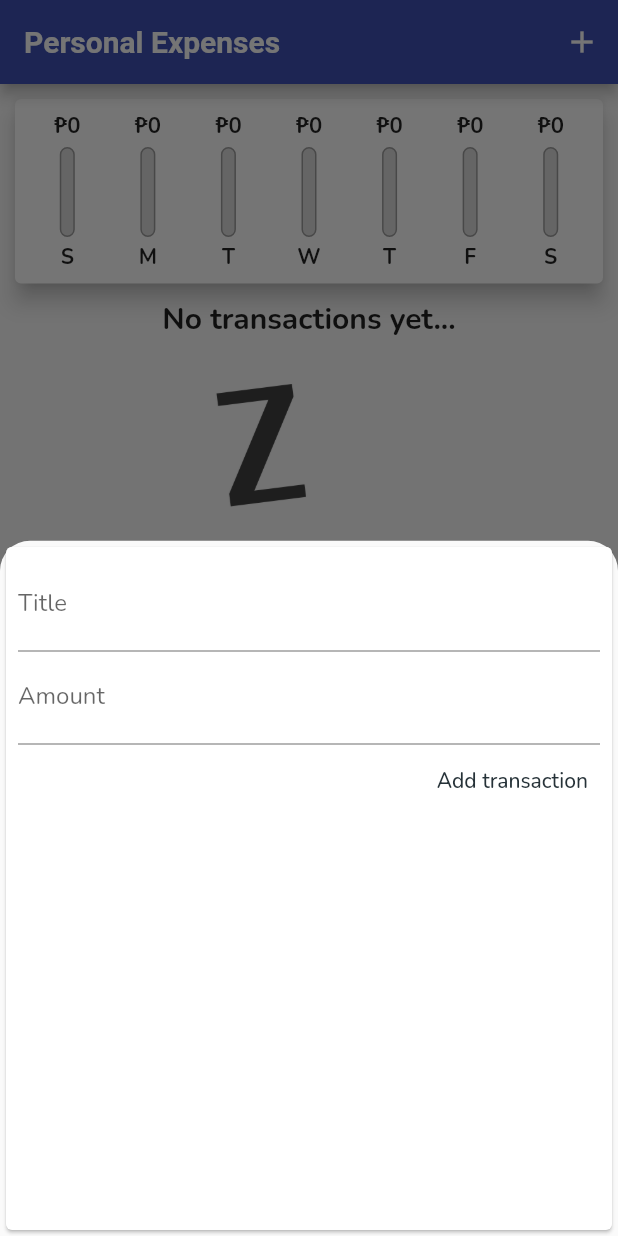
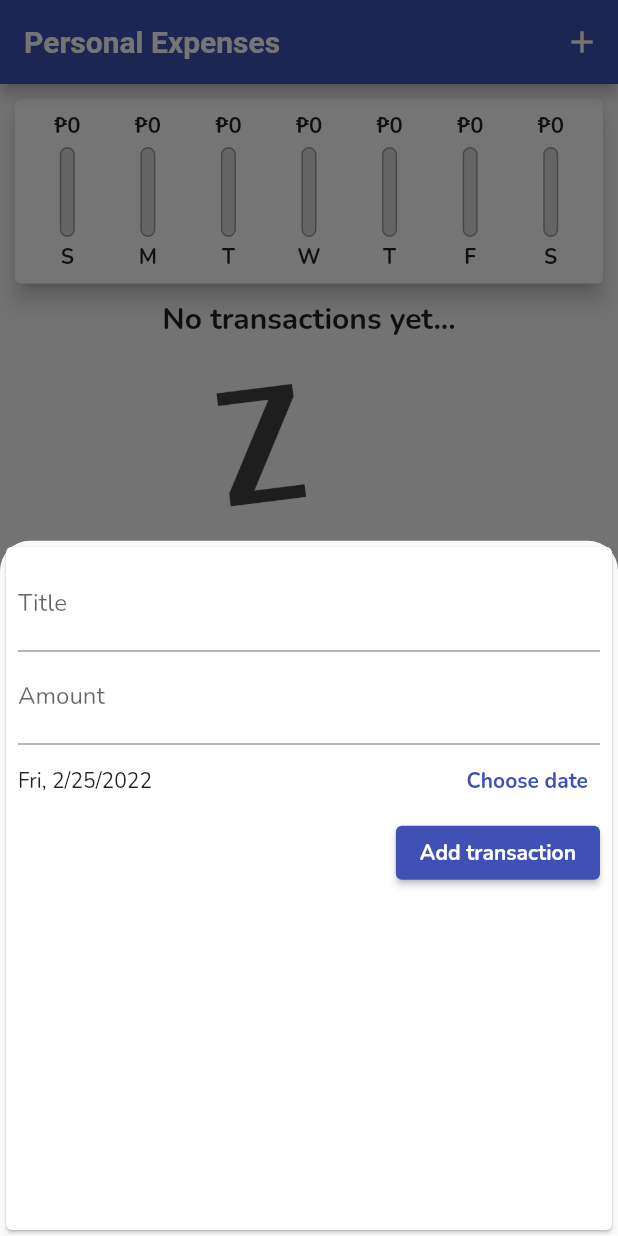
Before and after one commit to johnkevinlosito/personal_expenses_flutter, a Flutter app: the screen it shows after launch, after a tap on the "add" icon, on a phone screen of 412 x 824 dp. Run offline on Flutter 3.47's test engine with Material 2 defaults, Android fonts, the phone set to English and light mode, and no system bars; Roboto replaces fonts that are missing (OpenSans).

Commit message:
added datepicker

```diff
--- a/lib/main.dart
+++ b/lib/main.dart
@@ -81,12 +81,12 @@ class _MyHomePageState extends State<MyHomePage> {
     }).toList();
   }
 
-  void _addNewTransaction(String title, double amount) {
+  void _addNewTransaction(String title, double amount, DateTime date) {
     final newTransaction = Transaction(
       id: DateTime.now().toString(),
       title: title,
       amount: amount,
-      date: DateTime.now(),
+      date: date,
     );
 
     setState(() {
--- a/lib/widgets/chart_bar.dart
+++ b/lib/widgets/chart_bar.dart
@@ -35,6 +35,7 @@ class ChartBar extends StatelessWidget {
           height: 60,
           width: 10,
           child: Stack(
+            alignment: Alignment.bottomCenter,
             children: [
               Container(
                 decoration: BoxDecoration(
--- a/lib/widgets/new_transaction.dart
+++ b/lib/widgets/new_transaction.dart
@@ -1,4 +1,5 @@
 import 'package:flutter/material.dart';
+import 'package:intl/intl.dart';
 
 class NewTransaction extends StatefulWidget {
   final Function addTransactionHandler;
@@ -10,24 +11,37 @@ class NewTransaction extends StatefulWidget {
 }
 
 class _NewTransactionState extends State<NewTransaction> {
-  final titleController = TextEditingController();
-
-  final amountController = TextEditingController();
+  final _titleController = TextEditingController();
+  final _amountController = TextEditingController();
+  DateTime? _selectedDate = DateTime.now();
 
   void _submitData() {
-    final title = titleController.text;
-    final amount = double.parse(amountController.text);
+    final title = _titleController.text;
+    final amount = _amountController.text;
 
-    if (title.isEmpty || amount <= 0) {
+    if (title.isEmpty || double.parse(amount) <= 0 || _selectedDate == null) {
       return;
     }
 
-    widget.addTransactionHandler(
-      title,
-      amount,
-    );
+    widget.addTransactionHandler(title, double.parse(amount), _selectedDate);
 
     Navigator.of(context).pop();
+  }
+
+  void _showDatePicker() {
+    showDatePicker(
+      context: context,
+      initialDate: DateTime.now(),
+      firstDate: DateTime(2022),
+      lastDate: DateTime.now(),
+    ).then((value) {
+      if (value == null) {
+        return;
+      }
+      setState(() {
+        _selectedDate = value;
+      });
+    });
   }
 
   @override
@@ -40,21 +54,45 @@ class _NewTransactionState extends State<NewTransaction> {
           children: [
             TextField(
               decoration: const InputDecoration(labelText: "Title"),
-              controller: titleController,
+              controller: _titleController,
               textInputAction: TextInputAction.next,
             ),
             TextField(
               decoration: const InputDecoration(labelText: "Amount"),
-              controller: amountController,
+              controller: _amountController,
               keyboardType: TextInputType.number,
-              onSubmitted: (_) => _submitData(),
+              textInputAction: TextInputAction.next,
             ),
-            TextButton(
+            Row(
+              mainAxisAlignment: MainAxisAlignment.spaceBetween,
+              children: [
+                Text(
+                  _selectedDate == null
+                      ? 'No date chosen.'
+                      : DateFormat.yMEd().format(_selectedDate!),
+                ),
+                TextButton(
+                  onPressed: _showDatePicker,
+                  child: const Text(
+                    'Choose date',
+                    style: TextStyle(
+                      fontWeight: FontWeight.bold,
+                    ),
+                  ),
+                  style: ButtonStyle(
+                    foregroundColor: MaterialStateProperty.all(
+                        Theme.of(context).primaryColor),
+                  ),
+                ),
+              ],
+            ),
+            ElevatedButton(
               onPressed: _submitData,
-              child: const Text('Add transaction'),
-              style: ButtonStyle(
-                foregroundColor:
-                    MaterialStateProperty.all(Colors.blueGrey[900]),
+              child: const Text(
+                'Add transaction',
+                style: TextStyle(
+                  fontWeight: FontWeight.bold,
+                ),
               ),
             ),
           ],
--- a/lib/widgets/transaction_list.dart
+++ b/lib/widgets/transaction_list.dart
@@ -9,7 +9,7 @@ class TransactionList extends StatelessWidget {
   @override
   Widget build(BuildContext context) {
     return SizedBox(
-      height: 400,
+      height: 500,
       child: transactions.isEmpty
           ? Column(
               children: [
```
